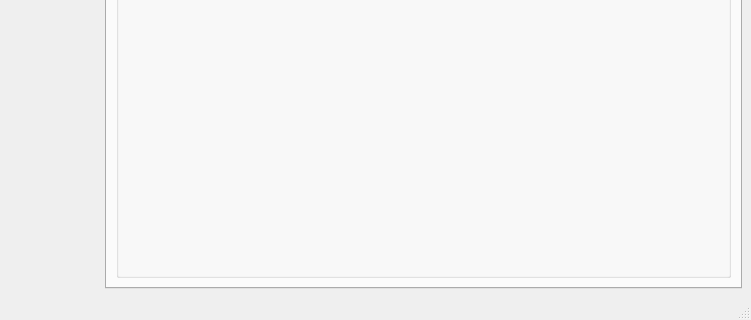
This is StageRunner/gui/stagerunnermainwin.ui in Pit1966/StageRunner as Qt 5 draws it before an edit; both pictures show x 137 to 888 and y 392 to 712 of the 888 by 712 pixel window. The edited form follows.
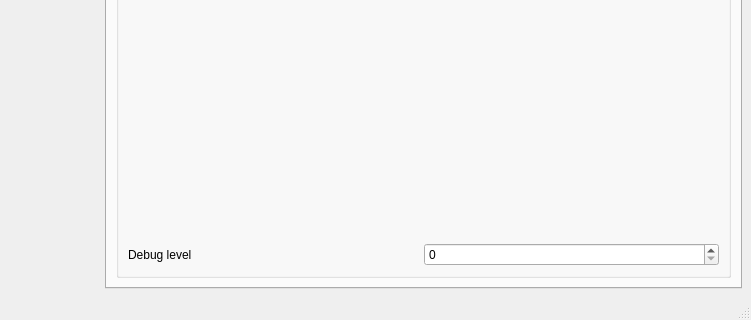
This is the edited form. Icons and pictures are not drawn. Custom widgets are drawn as their Qt base class.

Patch:
```diff
--- a/StageRunner/gui/stagerunnermainwin.ui
+++ b/StageRunner/gui/stagerunnermainwin.ui
@@ -148,6 +148,23 @@
               </property>
              </spacer>
             </item>
+            <item row="3" column="0">
+             <layout class="QHBoxLayout" name="horizontalLayout_2">
+              <property name="topMargin">
+               <number>0</number>
+              </property>
+              <item>
+               <widget class="QLabel" name="label">
+                <property name="text">
+                 <string>Debug level</string>
+                </property>
+               </widget>
+              </item>
+              <item>
+               <widget class="QSpinBox" name="debugLevelSpin"/>
+              </item>
+             </layout>
+            </item>
            </layout>
           </widget>
          </item>
```
Left out of the diff: 2 changed lines with no effect on the pictures.
